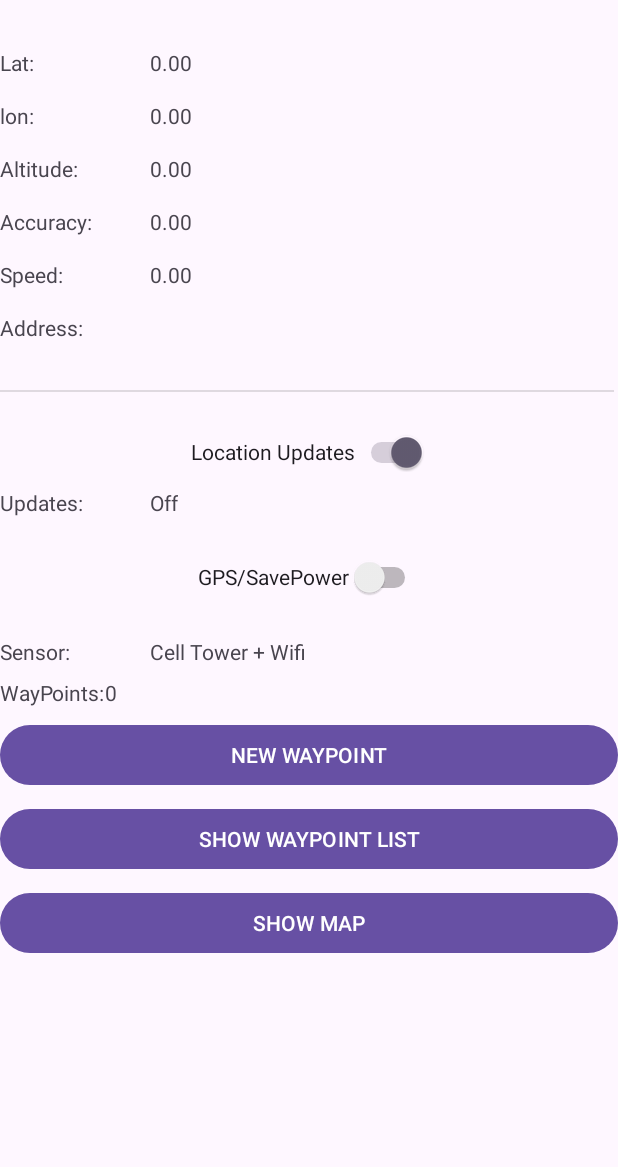
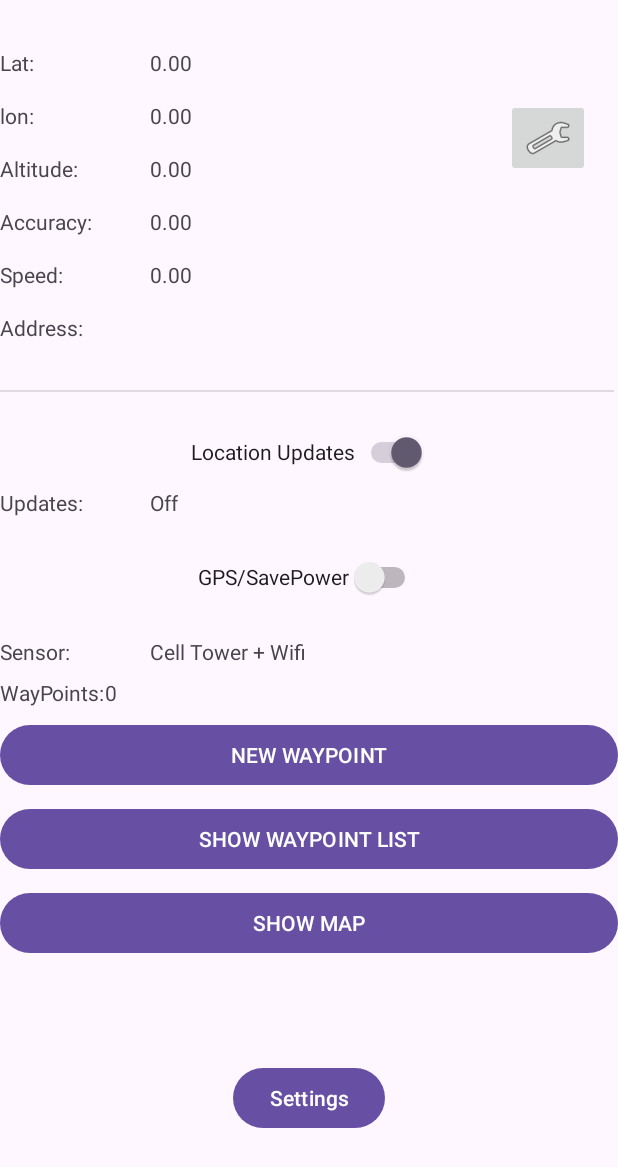
Before and after one commit to kushnrn/gps_tracking_app, an Android app: the screen it shows after launch (MainActivity), on a phone screen of 412 x 824 dp. Shown: the top 1167 px of the screen. Run offline under Robolectric (Android 15) with nearby library versions, the phone set to English and light mode, and no system bars.

Commit message:
added default settings

```diff
--- a/app/build.gradle
+++ b/app/build.gradle
@@ -38,6 +38,7 @@ dependencies {
     implementation 'com.google.android.material:material:1.5.0'
     implementation 'androidx.constraintlayout:constraintlayout:2.1.4'
     implementation 'com.google.android.gms:play-services-maps:18.1.0'
+    implementation 'androidx.preference:preference:1.2.1'
     testImplementation 'junit:junit:4.13.2'
     androidTestImplementation 'androidx.test.ext:junit:1.1.5'
     androidTestImplementation 'androidx.test.espresso:espresso-core:3.5.1'
--- a/app/src/main/AndroidManifest.xml
+++ b/app/src/main/AndroidManifest.xml
@@ -16,7 +16,10 @@
         android:supportsRtl="true"
         android:theme="@style/Theme.GPSTracking"
         tools:targetApi="31">
-
+        <activity
+            android:name=".SettingsActivity"
+            android:exported="false"
+            android:label="@string/title_activity_settings" />
         <!--
              TODO: Before you run your application, you need a Google Maps API key.
 
--- a/app/src/main/java/com/uni/gpstracking/MainActivity.java
+++ b/app/src/main/java/com/uni/gpstracking/MainActivity.java
@@ -14,6 +14,7 @@ import android.os.Build;
 import android.os.Bundle;
 import android.view.View;
 import android.widget.Button;
+import android.widget.ImageButton;
 import android.widget.TextView;
 import android.widget.Switch;
 import android.widget.Toast;
@@ -37,7 +38,8 @@ public class MainActivity extends AppCompatActivity {
     // references to the UI elements
 
     TextView tv_lat, tv_lon, tv_altitude, tv_accuracy, tv_speed, tv_updates, tv_sensor, tv_address, tv_wayPointCounts;
-    Button btn_newWayPoint, btn_showWayPointList, btn_showMap;
+    Button btn_newWayPoint, btn_showWayPointList, btn_showMap, btn_preferences;
+//    ImageButton btn_settings;
     Switch sw_locations_updates, sw_gps;
 
     // Variable to remember if we are tracking location or not
@@ -70,7 +72,6 @@ public class MainActivity extends AppCompatActivity {
         tv_speed = findViewById(R.id.tv_speed);
         tv_sensor = findViewById(R.id.tv_sensor);
         tv_updates = findViewById(R.id.tv_updates);
-        tv_address = findViewById(R.id.tv_updates);
         tv_address = findViewById(R.id.tv_address);
         sw_gps = findViewById(R.id.sw_gps);
         sw_locations_updates = findViewById(R.id.sw_locations_updates);
@@ -78,6 +79,7 @@ public class MainActivity extends AppCompatActivity {
         btn_showWayPointList = findViewById(R.id.btn_showWayPointList);
         tv_wayPointCounts = findViewById(R.id.tv_countOfCrumbs);
         btn_showMap = findViewById(R.id.btn_showMap);
+        btn_preferences = findViewById(R.id.btn_preferences);
 
 
 
@@ -124,6 +126,14 @@ public class MainActivity extends AppCompatActivity {
             @Override
             public void onClick(View view) {
                 Intent i = new Intent(MainActivity.this, MapsActivity.class);
+                startActivity(i);
+            }
+        });
+
+        btn_preferences.setOnClickListener(new View.OnClickListener() {
+            @Override
+            public void onClick(View view) {
+                Intent i = new Intent(MainActivity.this, SettingsActivity.class);
                 startActivity(i);
             }
         });
--- a/app/src/main/res/layout/activity_main.xml
+++ b/app/src/main/res/layout/activity_main.xml
@@ -222,4 +222,28 @@
         app:layout_constraintStart_toStartOf="parent"
         app:layout_constraintTop_toBottomOf="@+id/btn_showWayPointList" />
 
+    <ImageButton
+        android:id="@+id/btn_settings"
+        android:layout_width="wrap_content"
+        android:layout_height="wrap_content"
+        android:layout_marginStart="200dp"
+        android:layout_marginTop="10dp"
+        android:layout_marginEnd="10dp"
+        android:layout_marginBottom="650dp"
+        app:layout_constraintBottom_toBottomOf="parent"
+        app:layout_constraintEnd_toEndOf="parent"
+        app:layout_constraintStart_toEndOf="@+id/tv_lat"
+        app:layout_constraintTop_toTopOf="parent"
+        app:srcCompat="@android:drawable/ic_menu_preferences" />
+
+    <Button
+        android:id="@+id/btn_preferences"
+        android:layout_width="wrap_content"
+        android:layout_height="wrap_content"
+        android:text="Settings"
+        app:layout_constraintBottom_toBottomOf="parent"
+        app:layout_constraintEnd_toEndOf="parent"
+        app:layout_constraintStart_toStartOf="parent"
+        app:layout_constraintTop_toBottomOf="@+id/btn_showMap" />
+
 </androidx.constraintlayout.widget.ConstraintLayout>
```
Also changed, not shown: app/src/main/java/com/uni/gpstracking/SettingsActivity.java (added, +33 -0 lines), app/src/main/res/layout/settings_activity.xml (added, +9 -0 lines), app/src/main/res/values/arrays.xml (added, +12 -0 lines), app/src/main/res/values/strings.xml (+16 -0 lines), app/src/main/res/xml/root_preferences.xml (added, +35 -0 lines).
